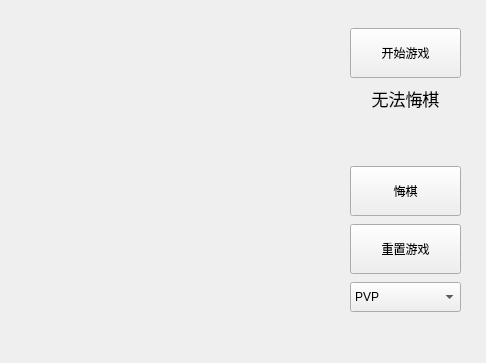
The window that ui/Widget.ui (ForMyPainandForMyWay/MCTS-Gobang) describes before a commit, drawn with Qt 5.
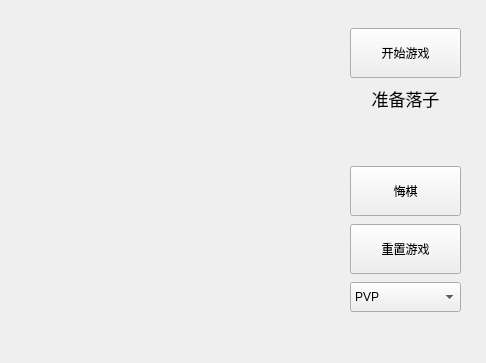
The same window after the commit. Custom widgets are drawn as their Qt base class.

Commit message: 修复了PVP模式i下悔棋的UI显示bug，调整命名规范为驼峰，微调include路径

```diff
--- a/ui/Widget.ui
+++ b/ui/Widget.ui
@@ -64,7 +64,7 @@
          </font>
         </property>
         <property name="text">
-         <string>无法悔棋</string>
+         <string>准备落子</string>
         </property>
         <property name="alignment">
          <set>Qt::AlignCenter</set>
```
The commit also changes 19 other files.
